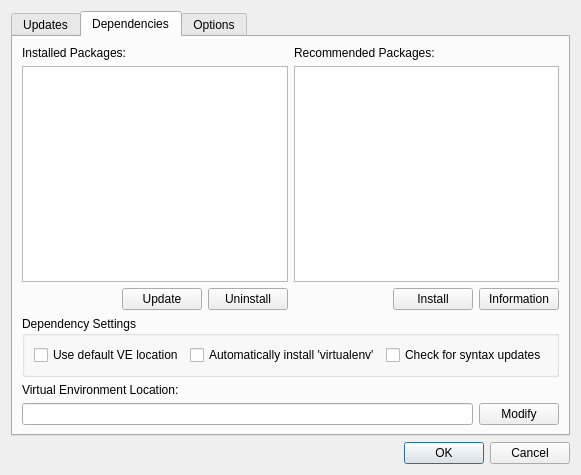
First picture: the form in mapclient/tools/qt/advanceddialog.ui, repository MusculoskeletalAtlasProject/mapclient-src, before the edit.
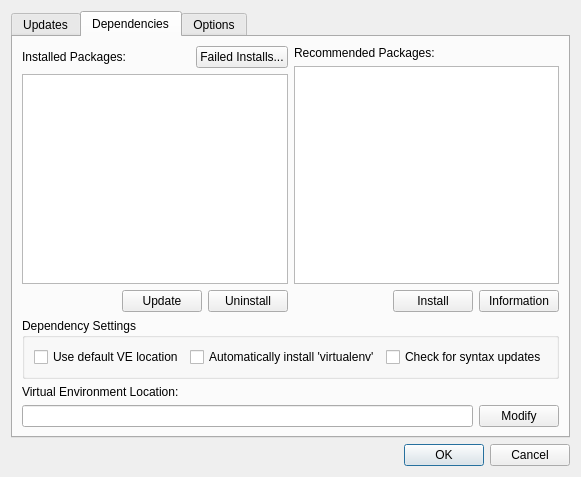
Second picture: the form after the edit. The open tabs and pages were chosen to show the change. Icons and pictures are not drawn.

Commit message:
Further templates and progress bar for installs.
Added progress bar for package installations.
Added more template information for new Advanced Dialog tab.

Diff of the .ui file:
```diff
--- a/mapclient/tools/qt/advanceddialog.ui
+++ b/mapclient/tools/qt/advanceddialog.ui
@@ -6,8 +6,8 @@
    <rect>
     <x>0</x>
     <y>0</y>
-    <width>524</width>
-    <height>475</height>
+    <width>540</width>
+    <height>477</height>
    </rect>
   </property>
   <property name="windowTitle">
@@ -138,14 +138,14 @@
       <attribute name="title">
        <string>Dependencies</string>
       </attribute>
-      <layout class="QGridLayout" name="gridLayout_4">
-       <item row="0" column="0">
         <layout class="QVBoxLayout" name="verticalLayout_13">
          <item>
-          <layout class="QHBoxLayout" name="horizontalLayout_13">
+        <layout class="QHBoxLayout" name="horizontalLayout_14">
            <item>
             <layout class="QVBoxLayout" name="verticalLayout_10">
              <item>
+            <layout class="QHBoxLayout" name="horizontalLayout_13">
+             <item>
               <widget class="QLabel" name="label_8">
                <property name="text">
                 <string>Installed Packages:</string>
@@ -153,7 +153,35 @@
               </widget>
              </item>
              <item>
-              <widget class="QListWidget" name="listWidget_2"/>
+              <spacer name="horizontalSpacer_6">
+               <property name="orientation">
+                <enum>Qt::Horizontal</enum>
+               </property>
+               <property name="sizeHint" stdset="0">
+                <size>
+                 <width>40</width>
+                 <height>20</height>
+                </size>
+               </property>
+              </spacer>
+             </item>
+             <item>
+              <widget class="QPushButton" name="failedInstallsButton">
+               <property name="minimumSize">
+                <size>
+                 <width>90</width>
+                 <height>0</height>
+                </size>
+               </property>
+               <property name="text">
+                <string>Failed Installs...</string>
+               </property>
+              </widget>
+             </item>
+            </layout>
+           </item>
+           <item>
+            <widget class="QListWidget" name="installedPackagesList"/>
              </item>
              <item>
               <layout class="QHBoxLayout" name="horizontalLayout_9">
@@ -289,8 +317,6 @@
                 <string>Modify</string>
                </property>
               </widget>
-             </item>
-            </layout>
            </item>
           </layout>
          </item>
```
Left out of the diff: 20 changed lines with no effect on the pictures. Lines whose indentation alone changed are shown as unchanged. The commit also changes 7 other files.
